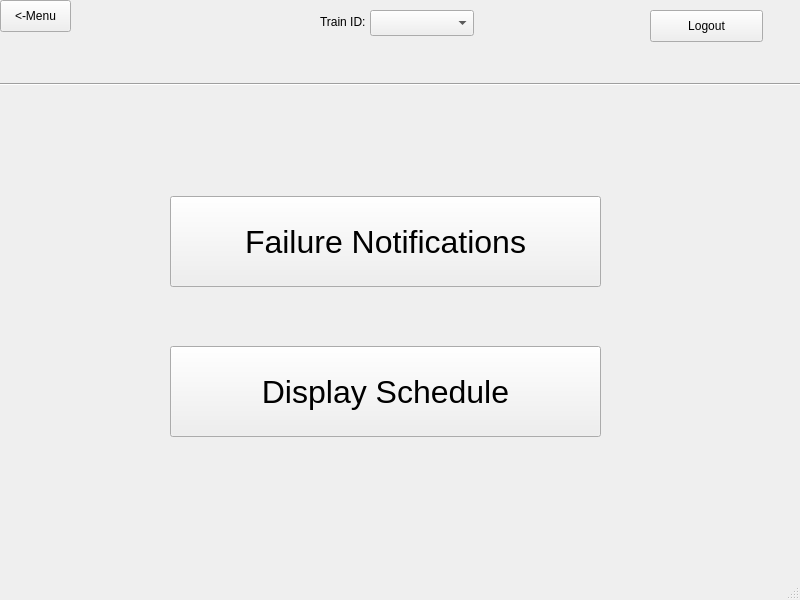
aet37/ECE1140-Project, file src/UI/SWTrainController/TrainController.ui: the form before one commit.
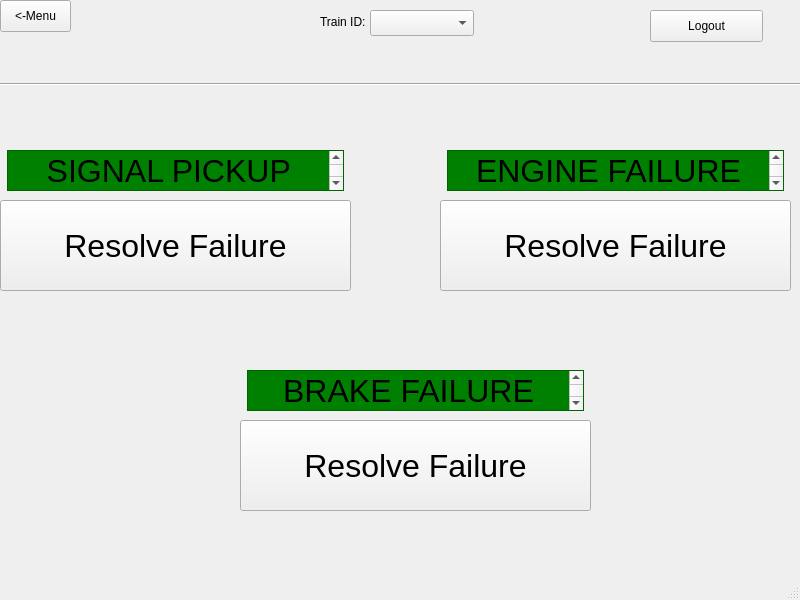
The form after the commit. The open tabs and pages were chosen to show the change.

Commit message: Updates to SWTrainController GUIs

```diff
--- a/src/UI/SWTrainController/TrainController.ui
+++ b/src/UI/SWTrainController/TrainController.ui
@@ -946,45 +946,6 @@
        <string/>
       </property>
      </widget>
-     <widget class="QTextBrowser" name="textBrowser_3">
-      <property name="geometry">
-       <rect>
-        <x>220</x>
-        <y>110</y>
-        <width>161</width>
-        <height>51</height>
-       </rect>
-      </property>
-      <property name="styleSheet">
-       <string notr="true">QTextBrowser {background-color: rgb(255, 210, 90);}</string>
-      </property>
-      <property name="html">
-       <string>&lt;!DOCTYPE HTML PUBLIC &quot;-//W3C//DTD HTML 4.0//EN&quot; &quot;http://www.w3.org/TR/REC-html40/strict.dtd&quot;&gt;
-&lt;html&gt;&lt;head&gt;&lt;meta name=&quot;qrichtext&quot; content=&quot;1&quot; /&gt;&lt;style type=&quot;text/css&quot;&gt;
-p, li { white-space: pre-wrap; }
-&lt;/style&gt;&lt;/head&gt;&lt;body style=&quot; font-family:'.SF NS Text'; font-size:13pt; font-weight:400; font-style:normal;&quot;&gt;
-&lt;p align=&quot;center&quot; style=&quot; margin-top:0px; margin-bottom:0px; margin-left:0px; margin-right:0px; -qt-block-indent:0; text-indent:0px;&quot;&gt;Authority:&lt;/p&gt;&lt;/body&gt;&lt;/html&gt;</string>
-      </property>
-     </widget>
-     <widget class="QLabel" name="AuthorityLabel">
-      <property name="geometry">
-       <rect>
-        <x>270</x>
-        <y>130</y>
-        <width>60</width>
-        <height>16</height>
-       </rect>
-      </property>
-      <property name="font">
-       <font>
-        <weight>75</weight>
-        <bold>true</bold>
-       </font>
-      </property>
-      <property name="text">
-       <string/>
-      </property>
-     </widget>
      <widget class="QLineEdit" name="EnterSpeed">
       <property name="geometry">
        <rect>
@@ -1103,24 +1064,6 @@
        <string>Logout</string>
       </property>
      </widget>
-     <widget class="QPushButton" name="Failures">
-      <property name="geometry">
-       <rect>
-        <x>170</x>
-        <y>196</y>
-        <width>431</width>
-        <height>91</height>
-       </rect>
-      </property>
-      <property name="font">
-       <font>
-        <pointsize>24</pointsize>
-       </font>
-      </property>
-      <property name="text">
-       <string>Failure Notifications</string>
-      </property>
-     </widget>
      <widget class="QComboBox" name="TrainIDBox3">
       <property name="geometry">
        <rect>
@@ -1131,24 +1074,6 @@
        </rect>
       </property>
      </widget>
-     <widget class="QPushButton" name="DisplaySchedule">
-      <property name="geometry">
-       <rect>
-        <x>170</x>
-        <y>346</y>
-        <width>431</width>
-        <height>91</height>
-       </rect>
-      </property>
-      <property name="font">
-       <font>
-        <pointsize>24</pointsize>
-       </font>
-      </property>
-      <property name="text">
-       <string>Display Schedule</string>
-      </property>
-     </widget>
      <widget class="QLabel" name="TrainIDLabel3">
       <property name="geometry">
        <rect>
@@ -1188,6 +1113,120 @@
        <string>&lt;-Menu</string>
       </property>
      </widget>
+     <widget class="QPushButton" name="Failures">
+      <property name="geometry">
+       <rect>
+        <x>0</x>
+        <y>200</y>
+        <width>351</width>
+        <height>91</height>
+       </rect>
+      </property>
+      <property name="font">
+       <font>
+        <pointsize>24</pointsize>
+       </font>
+      </property>
+      <property name="text">
+       <string>Resolve Failure</string>
+      </property>
+     </widget>
+     <widget class="QPushButton" name="Failures_2">
+      <property name="geometry">
+       <rect>
+        <x>440</x>
+        <y>200</y>
+        <width>351</width>
+        <height>91</height>
+       </rect>
+      </property>
+      <property name="font">
+       <font>
+        <pointsize>24</pointsize>
+       </font>
+      </property>
+      <property name="text">
+       <string>Resolve Failure</string>
+      </property>
+     </widget>
+     <widget class="QPushButton" name="Failures_3">
+      <property name="geometry">
+       <rect>
+        <x>240</x>
+        <y>420</y>
+        <width>351</width>
+        <height>91</height>
+       </rect>
+      </property>
+      <property name="font">
+       <font>
+        <pointsize>24</pointsize>
+       </font>
+      </property>
+      <property name="text">
+       <string>Resolve Failure</string>
+      </property>
+     </widget>
+     <widget class="QTextBrowser" name="textBrowser_3">
+      <property name="geometry">
+       <rect>
+        <x>7</x>
+        <y>150</y>
+        <width>337</width>
+        <height>41</height>
+       </rect>
+      </property>
+      <property name="styleSheet">
+       <string notr="true">QTextBrowser {background-color: green;}</string>
+      </property>
+      <property name="html">
+       <string>&lt;!DOCTYPE HTML PUBLIC &quot;-//W3C//DTD HTML 4.0//EN&quot; &quot;http://www.w3.org/TR/REC-html40/strict.dtd&quot;&gt;
+&lt;html&gt;&lt;head&gt;&lt;meta name=&quot;qrichtext&quot; content=&quot;1&quot; /&gt;&lt;style type=&quot;text/css&quot;&gt;
+p, li { white-space: pre-wrap; }
+&lt;/style&gt;&lt;/head&gt;&lt;body style=&quot; font-family:'.SF NS Text'; font-size:13pt; font-weight:400; font-style:normal;&quot;&gt;
+&lt;p align=&quot;center&quot; style=&quot; margin-top:0px; margin-bottom:0px; margin-left:0px; margin-right:0px; -qt-block-indent:0; text-indent:0px;&quot;&gt;&lt;span style=&quot; font-size:24pt;&quot;&gt;SIGNAL PICKUP FAILURE&lt;/span&gt;&lt;/p&gt;&lt;/body&gt;&lt;/html&gt;</string>
+      </property>
+     </widget>
+     <widget class="QTextBrowser" name="textBrowser_5">
+      <property name="geometry">
+       <rect>
+        <x>447</x>
+        <y>150</y>
+        <width>337</width>
+        <height>41</height>
+       </rect>
+      </property>
+      <property name="styleSheet">
+       <string notr="true">QTextBrowser {background-color: green;}</string>
+      </property>
+      <property name="html">
+       <string>&lt;!DOCTYPE HTML PUBLIC &quot;-//W3C//DTD HTML 4.0//EN&quot; &quot;http://www.w3.org/TR/REC-html40/strict.dtd&quot;&gt;
+&lt;html&gt;&lt;head&gt;&lt;meta name=&quot;qrichtext&quot; content=&quot;1&quot; /&gt;&lt;style type=&quot;text/css&quot;&gt;
+p, li { white-space: pre-wrap; }
+&lt;/style&gt;&lt;/head&gt;&lt;body style=&quot; font-family:'.SF NS Text'; font-size:13pt; font-weight:400; font-style:normal;&quot;&gt;
+&lt;p align=&quot;center&quot; style=&quot; margin-top:0px; margin-bottom:0px; margin-left:0px; margin-right:0px; -qt-block-indent:0; text-indent:0px;&quot;&gt;&lt;span style=&quot; font-size:24pt;&quot;&gt;ENGINE FAILURE&lt;/span&gt;&lt;/p&gt;&lt;/body&gt;&lt;/html&gt;</string>
+      </property>
+     </widget>
+     <widget class="QTextBrowser" name="textBrowser_6">
+      <property name="geometry">
+       <rect>
+        <x>247</x>
+        <y>370</y>
+        <width>337</width>
+        <height>41</height>
+       </rect>
+      </property>
+      <property name="styleSheet">
+       <string notr="true">QTextBrowser {background-color: green;}</string>
+      </property>
+      <property name="html">
+       <string>&lt;!DOCTYPE HTML PUBLIC &quot;-//W3C//DTD HTML 4.0//EN&quot; &quot;http://www.w3.org/TR/REC-html40/strict.dtd&quot;&gt;
+&lt;html&gt;&lt;head&gt;&lt;meta name=&quot;qrichtext&quot; content=&quot;1&quot; /&gt;&lt;style type=&quot;text/css&quot;&gt;
+p, li { white-space: pre-wrap; }
+&lt;/style&gt;&lt;/head&gt;&lt;body style=&quot; font-family:'.SF NS Text'; font-size:13pt; font-weight:400; font-style:normal;&quot;&gt;
+&lt;p align=&quot;center&quot; style=&quot; margin-top:0px; margin-bottom:0px; margin-left:0px; margin-right:0px; -qt-block-indent:0; text-indent:0px;&quot;&gt;&lt;span style=&quot; font-size:24pt;&quot;&gt;BRAKE FAILURE&lt;/span&gt;&lt;/p&gt;&lt;/body&gt;&lt;/html&gt;</string>
+      </property>
+     </widget>
     </widget>
    </widget>
   </widget>
```
Left out of the diff: 28 changed lines with no effect on the pictures. The commit also changes 3 other files.
